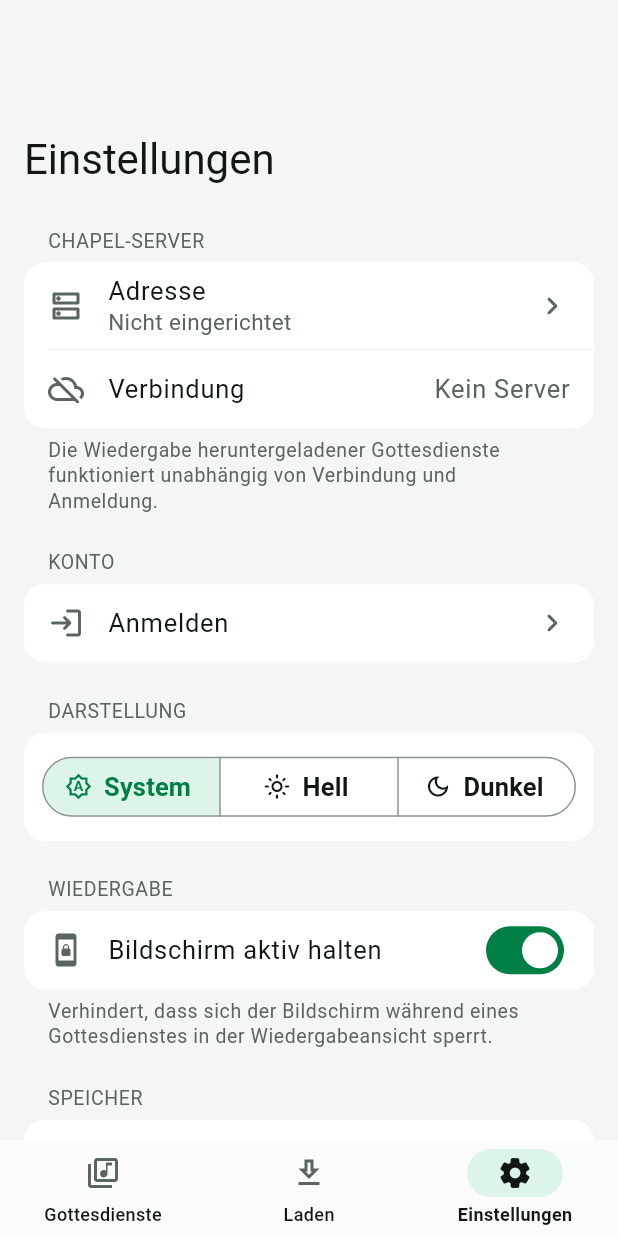
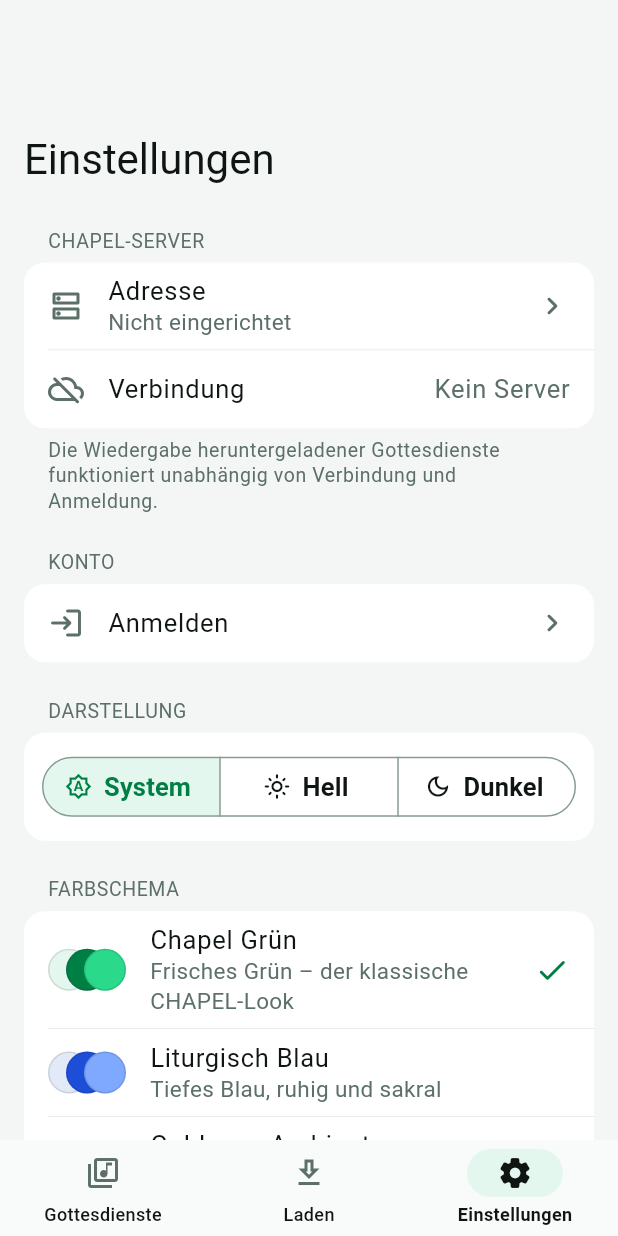
Before and after one commit to JannisRoesner/CHAKOTAY, a Flutter app: the screen it shows after launch, item 3 of the bottom bar chosen, on a phone screen of 412 x 824 dp. Run offline on Flutter 3.47's test engine with Material 3 defaults, Android fonts, the phone set to English and light mode, and no system bars; our stand-ins replace flutter_secure_storage, just_audio, package_info_plus, shared_preferences, wakelock_plus; missing offline and left inert: audio_session; accounts and stored records are empty; statements that could not run were skipped.

Commit message:
Add five contrast-checked color schemes based on CHAPEL
Chapel Grün, Liturgisch Blau, Goldenes Ambiente, Advent Violett and
Waldgrün with hue-tinted neutrals for light and dark mode. Every text/
surface pair meets WCAG AA (>= 4.5:1), guarded by a test. Selectable in
Settings and persisted; CHAPEL scheme ids are accepted.

Co-Authored-By: Claude Opus 5.5 <noreply@anthropic.com>

```diff
--- a/lib/app/chakotay_app.dart
+++ b/lib/app/chakotay_app.dart
@@ -21,8 +21,8 @@ class ChakotayApp extends StatelessWidget {
         builder: (context, _) => MaterialApp(
           title: 'CHAKOTAY',
           debugShowCheckedModeBanner: false,
-          theme: buildTheme(Brightness.light),
-          darkTheme: buildTheme(Brightness.dark),
+          theme: buildTheme(Brightness.light, services.settings.colorScheme),
+          darkTheme: buildTheme(Brightness.dark, services.settings.colorScheme),
           themeMode: services.settings.themeMode,
           locale: const Locale('de'),
           supportedLocales: const [Locale('de')],
--- a/lib/settings/settings_store.dart
+++ b/lib/settings/settings_store.dart
@@ -4,6 +4,7 @@ import 'package:flutter/material.dart';
 import 'key_value_store.dart';
 
 import '../api/models.dart';
+import '../ui/palettes.dart';
 
 enum LibrarySort { upcomingFirst, newestFirst, oldestFirst }
 
@@ -22,6 +23,7 @@ class SettingsStore extends ChangeNotifier {
   static const _kAllowInsecure = 'server.allowInsecure';
   static const _kUser = 'account.user';
   static const _kTheme = 'ui.themeMode';
+  static const _kScheme = 'ui.colorScheme';
   static const _kKeepAwake = 'playback.keepScreenOn';
   static const _kSort = 'library.sort';
   static const _kRemote = 'library.remoteVersions';
@@ -31,6 +33,7 @@ class SettingsStore extends ChangeNotifier {
   bool allowInsecure = false;
   ChapelUser? cachedUser;
   ThemeMode themeMode = ThemeMode.system;
+  AppColorScheme colorScheme = AppColorScheme.chapelGreen;
   bool keepScreenOn = true;
   LibrarySort sort = LibrarySort.upcomingFirst;
 
@@ -58,6 +61,7 @@ class SettingsStore extends ChangeNotifier {
       themeMode =
           ThemeMode.values.asNameMap()[await _prefs.getString(_kTheme) ?? ''] ??
           ThemeMode.system;
+      colorScheme = AppColorScheme.parse(await _prefs.getString(_kScheme));
       keepScreenOn = await _prefs.getBool(_kKeepAwake) ?? true;
       sort =
           LibrarySort.values.asNameMap()[await _prefs.getString(_kSort) ??
@@ -107,6 +111,12 @@ class SettingsStore extends ChangeNotifier {
     await _prefs.setString(_kTheme, mode.name);
   }
 
+  Future<void> setColorScheme(AppColorScheme value) async {
+    colorScheme = value;
+    notifyListeners();
+    await _prefs.setString(_kScheme, value.name);
+  }
+
   Future<void> setKeepScreenOn(bool value) async {
     keepScreenOn = value;
     notifyListeners();
--- /dev/null
+++ b/lib/ui/palettes.dart
@@ -0,0 +1,283 @@
+import 'package:flutter/painting.dart';
+import 'package:flutter/services.dart' show Brightness;
+
+// GENERIERT aus einem kontrastgeprüften Palettenskript – alle Text/Fläche-
+// Kombinationen erfüllen WCAG AA (≥ 4,5:1) in Hell und Dunkel:
+// Akzent auf Fläche/Karte/Akzentcontainer, Text auf Akzent, Liturgie auf
+// Karte/Liturgiecontainer, Sekundärtext, Warnung. Neutrale Töne sind leicht
+// im Farbton des Schemas eingefärbt, damit jedes Schema ruhig und
+// zusammenhängend wirkt.
+
+/// Farbschemata – Namen und Reihenfolge wie in CHAPEL
+/// (`shared/constants/colorSchemes.ts`).
+enum AppColorScheme {
+  chapelGreen(
+    'chapel-green',
+    'Chapel Grün',
+    'Frisches Grün – der klassische CHAPEL-Look',
+  ),
+  liturgicalBlue(
+    'liturgical-blue',
+    'Liturgisch Blau',
+    'Tiefes Blau, ruhig und sakral',
+  ),
+  goldenLiturgy(
+    'golden-liturgy',
+    'Goldenes Ambiente',
+    'Warmes Gold, festlich und einladend',
+  ),
+  adventPurple(
+    'advent-purple',
+    'Advent Violett',
+    'Gedämpftes Violett, würdevoll',
+  ),
+  forestCalm('forest-calm', 'Waldgrün', 'Gedämpftes Teal, natürlich und ruhig');
+
+  const AppColorScheme(this.chapelId, this.label, this.description);
+
+  /// Kennung wie in CHAPEL (`ColorSchemeId`).
+  final String chapelId;
+  final String label;
+  final String description;
+
+  SchemeColors colors(Brightness brightness) =>
+      _palettes[this]![brightness == Brightness.dark ? 1 : 0];
+
+  static AppColorScheme parse(String? value) {
+    for (final s in values) {
+      if (s.name == value || s.chapelId == value) return s;
+    }
+    return AppColorScheme.chapelGreen;
+  }
+}
+
+class SchemeColors {
+  const SchemeColors({
+    required this.accent,
+    required this.onAccent,
+    required this.accentContainer,
+    required this.onAccentContainer,
+    required this.surface,
+    required this.card,
+    required this.onSurface,
+    required this.secondary,
+    required this.liturgy,
+    required this.liturgyContainer,
+    required this.high,
+    required this.highest,
+    required this.outline,
+    required this.nav,
+    required this.warning,
+    required this.warningContainer,
+  });
+
+  final Color accent;
+  final Color onAccent;
+  final Color accentContainer;
+  final Color onAccentContainer;
+  final Color surface;
+  final Color card;
+  final Color onSurface;
+  final Color secondary;
+  final Color liturgy;
+  final Color liturgyContainer;
+  final Color high;
+  final Color highest;
+  final Color outline;
+  final Color nav;
+  final Color warning;
+  final Color warningContainer;
+}
+
+const Map<AppColorScheme, List<SchemeColors>> _palettes = {
+  AppColorScheme.chapelGreen: [
+    SchemeColors(
+      accent: Color(0xFF007F45),
+      onAccent: Color(0xFFFFFFFF),
+      accentContainer: Color(0xFFE3F7EE),
+      onAccentContainer: Color(0xFF074026),
+      surface: Color(0xFFF4F6F5),
+      card: Color(0xFFFFFFFF),
+      onSurface: Color(0xFF0F1512),
+      secondary: Color(0xFF5C7067),
+      liturgy: Color(0xFF51695E),
+      liturgyContainer: Color(0xFFE5EBE8),
+      high: Color(0xFFEBEFED),
+      highest: Color(0xFFE0E6E3),
+      outline: Color(0xFF869C92),
+      nav: Color(0xFFF9FAFA),
+      warning: Color(0xFF9A5B00),
+      warningContainer: Color(0xFFFFF1DC),
+    ),
+    SchemeColors(
+      accent: Color(0xFF2BD98A),
+      onAccent: Color(0xFF061810),
+      accentContainer: Color(0xFF153727),
+      onAccentContainer: Color(0xFFC2F0DA),
+      surface: Color(0xFF0E1311),
+      card: Color(0xFF18201C),
+      onSurface: Color(0xFFE8EDEB),
+      secondary: Color(0xFF94A89F),
+      liturgy: Color(0xFFA3B8AE),
+      liturgyContainer: Color(0xFF232F29),
+      high: Color(0xFF1F2924),
+      highest: Color(0xFF27342E),
+      outline: Color(0xFF5C7067),
+      nav: Color(0xFF131916),
+      warning: Color(0xFFF5B048),
+      warningContainer: Color(0xFF3A2A10),
+    ),
+  ],
+  AppColorScheme.liturgicalBlue: [
+    SchemeColors(
+      accent: Color(0xFF1D4ED8),
+      onAccent: Color(0xFFFFFFFF),
+      accentContainer: Color(0xFFE3EAF7),
+      onAccentContainer: Color(0xFF071A40),
+      surface: Color(0xFFF3F4F7),
+      card: Color(0xFFFFFFFF),
+      onSurface: Color(0xFF0F1115),
+      secondary: Color(0xFF5C667A),
+      liturgy: Color(0xFF536079),
+      liturgyContainer: Color(0xFFE4E7ED),
+      high: Color(0xFFEAECF0),
+      highest: Color(0xFFDEE1E8),
+      outline: Color(0xFF828CA1),
+      nav: Color(0xFFF9FAFB),
+      warning: Color(0xFF9A5B00),
+      warningContainer: Color(0xFFFFF1DC),
+    ),
+    SchemeColors(
+      accent: Color(0xFF7FA8FF),
+      onAccent: Color(0xFF060C18),
+      accentContainer: Color(0xFF152137),
+      onAccentContainer: Color(0xFFC2D1F0),
+      surface: Color(0xFF0D0F14),
+      card: Color(0xFF171A22),
+      onSurface: Color(0xFFE8EAED),
+      secondary: Color(0xFF919AAC),
+      liturgy: Color(0xFF9FA8BC),
+      liturgyContainer: Color(0xFF212631),
+      high: Color(0xFF1D212B),
+      highest: Color(0xFF252B37),
+      outline: Color(0xFF586174),
+      nav: Color(0xFF11141A),
+      warning: Color(0xFFF5B048),
+      warningContainer: Color(0xFF3A2A10),
+    ),
+  ],
+  AppColorScheme.goldenLiturgy: [
+    SchemeColors(
+      accent: Color(0xFF8A5300),
+      onAccent: Color(0xFFFFFFFF),
+      accentContainer: Color(0xFFF7F0E3),
+      onAccentContainer: Color(0xFF402B07),
+      surface: Color(0xFFF7F5F3),
+      card: Color(0xFFFFFFFF),
+      onSurface: Color(0xFF15130F),
+      secondary: Color(0xFF766B59),
+      liturgy: Color(0xFF70634D),
+      liturgyContainer: Color(0xFFEDE9E4),
+      high: Color(0xFFF0EEEA),
+      highest: Color(0xFFE8E4DE),
+      outline: Color(0xFFA19582),
+      nav: Color(0xFFFBFAF9),
+      warning: Color(0xFFB23C17),
+      warningContainer: Color(0xFFFCE8E1),
+    ),
+    SchemeColors(
+      accent: Color(0xFFF0B54A),
+      onAccent: Color(0xFF181206),
+      accentContainer: Color(0xFF372B15),
+      onAccentContainer: Color(0xFFF0DFC2),
+      surface: Color(0xFF14120D),
+      card: Color(0xFF221E17),
+      onSurface: Color(0xFFEDEBE8),
+      secondary: Color(0xFFACA291),
+      liturgy: Color(0xFFBCB19F),
+      liturgyContainer: Color(0xFF312B21),
+      high: Color(0xFF2B261D),
+      highest: Color(0xFF373025),
+      outline: Color(0xFF746A58),
+      nav: Color(0xFF1A1711),
+      warning: Color(0xFFFF9C7A),
+      warningContainer: Color(0xFF3D1D14),
+    ),
+  ],
+  AppColorScheme.adventPurple: [
+    SchemeColors(
+      accent: Color(0xFF6D28D9),
+      onAccent: Color(0xFFFFFFFF),
+      accentContainer: Color(0xFFEBE3F7),
+      onAccentContainer: Color(0xFF1C0740),
+      surface: Color(0xFFF4F3F6),
+      card: Color(0xFFFFFFFF),
+      onSurface: Color(0xFF110F15),
+      secondary: Color(0xFF685E78),
+      liturgy: Color(0xFF625676),
+      liturgyContainer: Color(0xFFE7E4EC),
+      high: Color(0xFFECEBF0),
+      highest: Color(0xFFE2DFE7),
+      outline: Color(0xFF8E849F),
+      nav: Color(0xFFFAF9FB),
+      warning: Color(0xFF9A5B00),
+      warningContainer: Color(0xFFFFF1DC),
+    ),
+    SchemeColors(
+      accent: Color(0xFFB9A0FF),
+      onAccent: Color(0xFF0D0618),
+      accentContainer: Color(0xFF221537),
+      onAccentContainer: Color(0xFFD3C2F0),
+      surface: Color(0xFF100D14),
+      card: Color(0xFF1B1721),
+      onSurface: Color(0xFFEAE8ED),
+      secondary: Color(0xFF9B92AA),
+      liturgy: Color(0xFFAAA1BA),
+      liturgyContainer: Color(0xFF272230),
+      high: Color(0xFF221E2A),
+      highest: Color(0xFF2C2636),
+      outline: Color(0xFF635A72),
+      nav: Color(0xFF151219),
+      warning: Color(0xFFF5B048),
+      warningContainer: Color(0xFF3A2A10),
+    ),
+  ],
+  AppColorScheme.forestCalm: [
+    SchemeColors(
+      accent: Color(0xFF0F766E),
+      onAccent: Color(0xFFFFFFFF),
+      accentContainer: Color(0xFFE3F7F5),
+      onAccentContainer: Color(0xFF07403B),
+      surface: Color(0xFFF3F6F6),
+      card: Color(0xFFFFFFFF),
+      onSurface: Color(0xFF0F1514),
+      secondary: Color(0xFF59716E),
+      liturgy: Color(0xFF4D6A67),
+      liturgyContainer: Color(0xFFE4ECEB),
+      high: Color(0xFFEBF0EF),
+      highest: Color(0xFFDFE7E6),
+      outline: Color(0xFF849F9C),
+      nav: Color(0xFFF9FBFA),
+      warning: Color(0xFF9A5B00),
+      warningContainer: Color(0xFFFFF1DC),
+    ),
+    SchemeColors(
+      accent: Color(0xFF45D3C1),
+      onAccent: Color(0xFF061817),
+      accentContainer: Color(0xFF153734),
+      onAccentContainer: Color(0xFFC2F0EB),
+      surface: Color(0xFF0D1413),
+      card: Color(0xFF172120),
+      onSurface: Color(0xFFE8EDED),
+      secondary: Color(0xFF92AAA7),
+      liturgy: Color(0xFFA1BAB8),
+      liturgyContainer: Color(0xFF22302E),
+      high: Color(0xFF1E2A28),
+      highest: Color(0xFF263634),
+      outline: Color(0xFF5A7270),
+      nav: Color(0xFF121919),
+      warning: Color(0xFFF5B048),
+      warningContainer: Color(0xFF3A2A10),
+    ),
+  ],
+};
--- a/lib/ui/screens/settings_screen.dart
+++ b/lib/ui/screens/settings_screen.dart
@@ -5,6 +5,7 @@ import 'package:url_launcher/url_launcher.dart';
 import '../../app/app_scope.dart';
 import '../../auth/account_controller.dart';
 import '../format.dart';
+import '../palettes.dart';
 import '../theme.dart';
 import '../widgets/common.dart';
 import 'library_screen.dart' show adaptiveDialogAction;
@@ -157,6 +158,20 @@ class _SettingsScreenState extends State<SettingsScreen> {
                               settings.setThemeMode(s.first),
                         ),
                       ),
+                    ],
+                  ),
+                  GroupedSection(
+                    header: 'Farbschema',
+                    footer:
+                        'Alle Schemata sind in Hell und Dunkel auf gute '
+                        'Lesbarkeit geprüft (Kontrast mindestens 4,5 : 1).',
+                    children: [
+                      for (final scheme in AppColorScheme.values)
+                        _SchemeTile(
+                          scheme: scheme,
+                          selected: settings.colorScheme == scheme,
+                          onTap: () => settings.setColorScheme(scheme),
+                        ),
                     ],
                   ),
                   GroupedSection(
@@ -342,3 +357,75 @@ class _SettingsScreenState extends State<SettingsScreen> {
     }
   }
 }
+
+class _SchemeTile extends StatelessWidget {
+  const _SchemeTile({
+    required this.scheme,
+    required this.selected,
+    required this.onTap,
+  });
+
+  final AppColorScheme scheme;
+  final bool selected;
+  final VoidCallback onTap;
+
+  @override
+  Widget build(BuildContext context) {
+    final theme = Theme.of(context);
+    final light = scheme.colors(Brightness.light);
+    final dark = scheme.colors(Brightness.dark);
+    return Semantics(
+      inMutuallyExclusiveGroup: true,
+      selected: selected,
+      button: true,
+      label: '${scheme.label}, ${scheme.description}',
+      excludeSemantics: true,
+      child: ListTile(
+        onTap: onTap,
+        minTileHeight: 64,
+        leading: _Swatch(
+          colors: [light.accentContainer, light.accent, dark.accent],
+        ),
+        title: Text(scheme.label),
+        subtitle: Text(scheme.description),
+        trailing: AnimatedOpacity(
+          opacity: selected ? 1 : 0,
+          duration: const Duration(milliseconds: 150),
+          child: Icon(Icons.check_rounded, color: theme.colorScheme.primary),
+        ),
+      ),
+    );
+  }
+}
+
+/// Drei überlappende Farbpunkte: heller Container, Akzent hell, Akzent dunkel.
+class _Swatch extends StatelessWidget {
+  const _Swatch({required this.colors});
+  final List<Color> colors;
+
+  @override
+  Widget build(BuildContext context) {
+    final border = Theme.of(context).colorScheme.outlineVariant;
+    return SizedBox(
+      width: 52,
+      height: 28,
+      child: Stack(
+        children: [
+          for (var i = 0; i < colors.length; i++)
+            Positioned(
+              left: i * 12.0,
+              child: Container(
+                width: 28,
+                height: 28,
+                decoration: BoxDecoration(
+                  color: colors[i],
+                  shape: BoxShape.circle,
+                  border: Border.all(color: border, width: 1),
+                ),
+              ),
+            ),
+        ],
+      ),
+    );
+  }
+}
--- a/lib/ui/theme.dart
+++ b/lib/ui/theme.dart
@@ -1,19 +1,13 @@
 import 'package:flutter/cupertino.dart';
 import 'package:flutter/material.dart';
 
+import 'palettes.dart';
+
 /// Design-Tokens von CHAKOTAY.
 ///
-/// Abgeleitet vom CHAPEL-Grün, aber für Text auf Flächen kontrastgeprüft
-/// (WCAG / HIG `color.md`: 4,5:1 für Text bis 17 pt):
-///
-/// | Rolle            | Hell      | Dunkel    | Kontrast |
-/// |------------------|-----------|-----------|----------|
-/// | accent           | #007F45   | #2BD98A   | 5,4:1 auf Weiß · 10,1:1 auf #0E1311 |
-/// | onAccent         | #FFFFFF   | #04120B   | 5,4:1 · 10,1:1 |
-/// | liturgy (Signal) | #5B6B64   | #A3B5AC   | 5,6:1 · 8,9:1 |
-/// | surface          | #F4F6F5   | #0E1311   | – |
-/// | card             | #FFFFFF   | #18201C   | – |
-/// | warning          | #9A5B00   | #F5B048   | 5,3:1 · 9,8:1 |
+/// Die Farbwerte stammen aus den kontrastgeprüften Schemata in
+/// `palettes.dart` (WCAG AA ≥ 4,5:1 für Text bis 17 pt, HIG `color.md`).
+/// Jedes Schema liefert eine helle und eine dunkle Variante.
 ///
 /// Signatur: das „Kalenderblatt“ – Datumskachel in Liturgiefarbe, die jeden
 /// Gottesdienst wie im Kirchenkalender verortet.
@@ -40,28 +34,16 @@ class ChakotayColors extends ThemeExtension<ChakotayColors> {
   final Color card;
   final Color separator;
 
-  static const light = ChakotayColors(
-    liturgy: Color(0xFF5B6B64),
-    liturgyContainer: Color(0xFFE6ECE9),
-    song: Color(0xFF007F45),
-    songContainer: Color(0xFFDDF5E8),
-    warning: Color(0xFF9A5B00),
-    warningContainer: Color(0xFFFFF1DC),
-    success: Color(0xFF007F45),
-    card: Color(0xFFFFFFFF),
-    separator: Color(0x1F0E1311),
-  );
-
-  static const dark = ChakotayColors(
-    liturgy: Color(0xFFA3B5AC),
-    liturgyContainer: Color(0xFF232D29),
-    song: Color(0xFF2BD98A),
-    songContainer: Color(0xFF103223),
-    warning: Color(0xFFF5B048),
-    warningContainer: Color(0xFF3A2A10),
-    success: Color(0xFF2BD98A),
-    card: Color(0xFF18201C),
-    separator: Color(0x2EFFFFFF),
+  factory ChakotayColors.from(SchemeColors c) => ChakotayColors(
+    liturgy: c.liturgy,
+    liturgyContainer: c.liturgyContainer,
+    song: c.accent,
+    songContainer: c.accentContainer,
+    warning: c.warning,
+    warningContainer: c.warningContainer,
+    success: c.accent,
+    card: c.card,
+    separator: c.onSurface.withValues(alpha: 0.12),
   );
 
   static ChakotayColors of(BuildContext context) =>
@@ -95,26 +77,26 @@ class ChakotayColors extends ThemeExtension<ChakotayColors> {
   }
 }
 
-ThemeData buildTheme(Brightness brightness) {
+ThemeData buildTheme(
+  Brightness brightness, [
+  AppColorScheme colorScheme = AppColorScheme.chapelGreen,
+]) {
   final isDark = brightness == Brightness.dark;
-  final tokens = isDark ? ChakotayColors.dark : ChakotayColors.light;
-  final accent = isDark ? const Color(0xFF2BD98A) : const Color(0xFF007F45);
-  final surface = isDark ? const Color(0xFF0E1311) : const Color(0xFFF4F6F5);
-  final onSurface = isDark ? const Color(0xFFE9EFEC) : const Color(0xFF111714);
-  final secondaryText = isDark
-      ? const Color(0xFFA0ACA6)
-      : const Color(0xFF5A6560);
+  final c = colorScheme.colors(brightness);
+  final tokens = ChakotayColors.from(c);
+  final accent = c.accent;
+  final surface = c.surface;
+  final onSurface = c.onSurface;
+  final secondaryText = c.secondary;
 
   final scheme = ColorScheme(
     brightness: brightness,
     primary: accent,
-    onPrimary: isDark ? const Color(0xFF04120B) : Colors.white,
+    onPrimary: c.onAccent,
     primaryContainer: tokens.songContainer,
-    onPrimaryContainer: isDark
-        ? const Color(0xFFBDF5D8)
-        : const Color(0xFF00391E),
+    onPrimaryContainer: c.onAccentContainer,
     secondary: tokens.liturgy,
-    onSecondary: isDark ? const Color(0xFF0E1311) : Colors.white,
+    onSecondary: isDark ? c.surface : Colors.white,
     secondaryContainer: tokens.liturgyContainer,
     onSecondaryContainer: onSurface,
     error: isDark ? const Color(0xFFFF8A80) : const Color(0xFFB3261E),
@@ -125,13 +107,9 @@ ThemeData buildTheme(Brightness brightness) {
     surfaceContainerLowest: tokens.card,
     surfaceContainerLow: tokens.card,
     surfaceContainer: tokens.card,
-    surfaceContainerHigh: isDark
-        ? const Color(0xFF202924)
-        : const Color(0xFFEDF1EF),
-    surfaceContainerHighest: isDark
-        ? const Color(0xFF29332E)
-        : const Color(0xFFE3E9E6),
-    outline: isDark ? const Color(0xFF5E6B65) : const Color(0xFF8A9590),
+    surfaceContainerHigh: c.high,
+    surfaceContainerHighest: c.highest,
+    outline: c.outline,
     outlineVariant: tokens.separator,
   );
 
@@ -182,9 +160,7 @@ ThemeData buildTheme(Brightness brightness) {
       centerTitle: false,
     ),
     navigationBarTheme: NavigationBarThemeData(
-      backgroundColor: isDark
-          ? const Color(0xF2131A16)
-          : const Color(0xF2FAFBFA),
+      backgroundColor: c.nav.withValues(alpha: 0.95),
       indicatorColor: tokens.songContainer,
       surfaceTintColor: Colors.transparent,
       height: 64,
```
Also changed, not shown: 2 other files.
